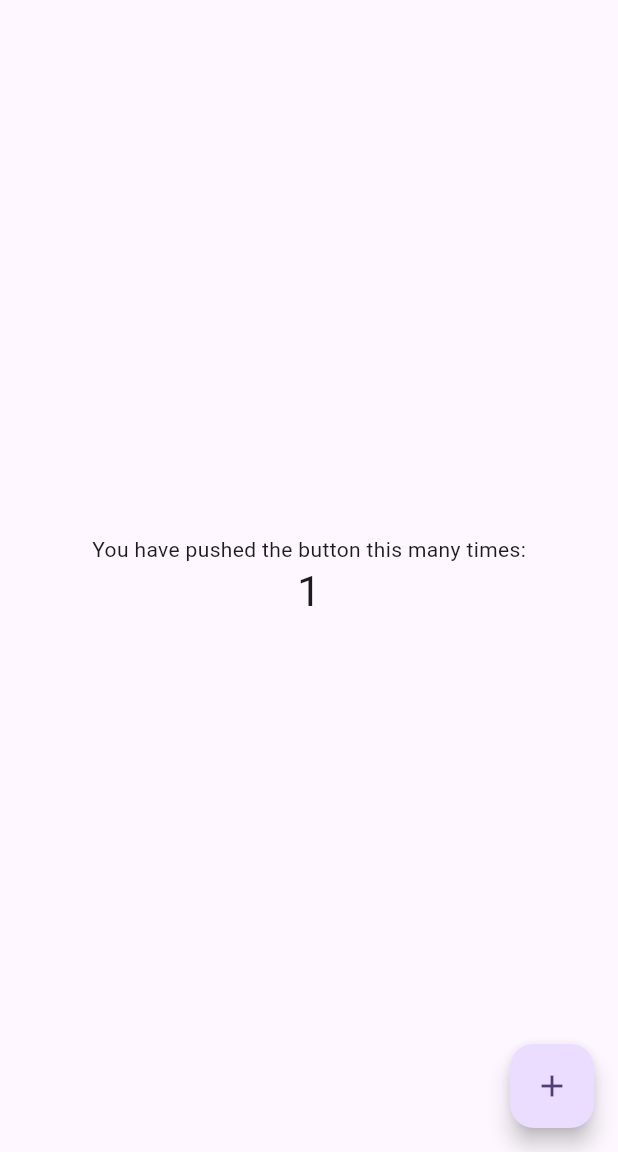
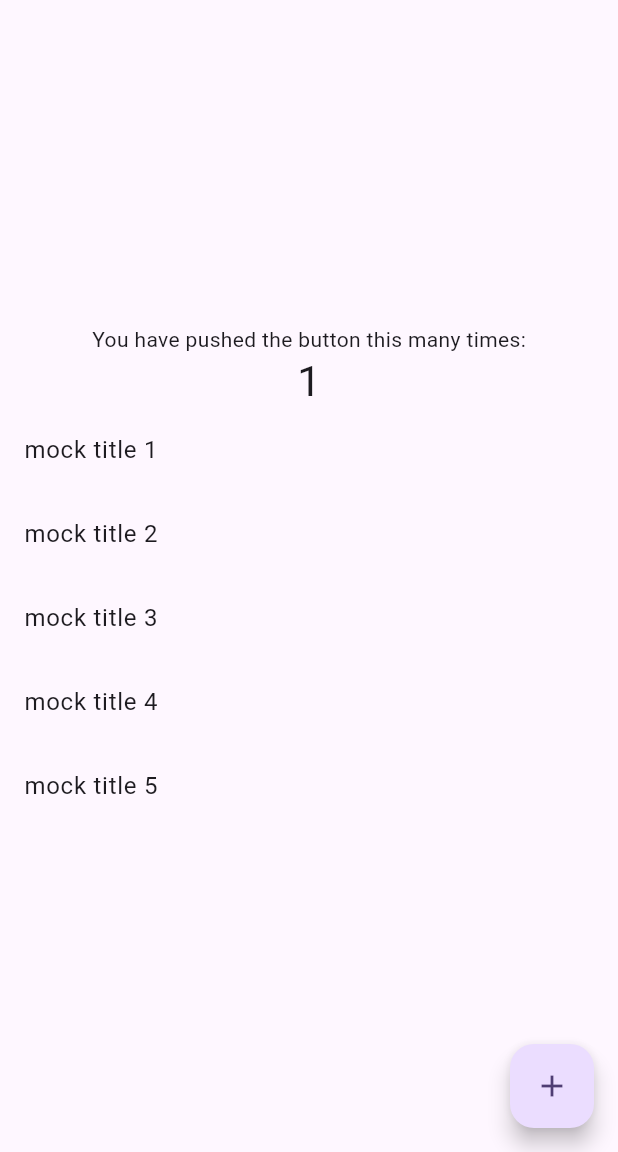
Before and after one commit to hyounsik/hyounsik_exampls, a Flutter app: the screen it shows after launch, after a tap on the "add" icon, on a phone screen of 412 x 824 dp, the part 84-1236 px from its top. Run offline on Flutter 3.47's test engine with Material 3 defaults, Android fonts, the phone set to English and light mode, and no system bars; our stand-ins replace get_it, rxdart.

Commit message:
[Flutter]Service Layer 구성 with get_it

```diff
--- a/exampls/service_layer/lib/darr.dart
+++ /dev/null
@@ -1,95 +0,0 @@
-import 'package:flutter/material.dart';
-import 'package:provider/provider.dart';
-import 'package:rxdart/rxdart.dart';
-
-void main() {
-  runApp(const MyApp());
-}
-
-class MyApp extends StatelessWidget {
-  const MyApp({super.key});
-  @override
-  Widget build(BuildContext context) {
-    return MaterialApp(
-      title: 'Flutter Demo',
-      theme: ThemeData(
-        colorScheme: ColorScheme.fromSeed(seedColor: Colors.deepPurple),
-        useMaterial3: true,
-      ),
-      home: Provider<MyHomePageBloc>(
-          create: (context) => MyHomePageBloc(),
-          dispose: (context, value) => value.dispose(),
-          child: const MyHomePage(title: 'Flutter Demo Home Page')),
-    );
-  }
-}
-
-class MyHomePage extends StatefulWidget {
-  const MyHomePage({super.key, required this.title});
-  final String title;
-  @override
-  State<MyHomePage> createState() => _MyHomePageState();
-}
-
-class _MyHomePageState extends State<MyHomePage> {
-  late final MyHomePageBloc bloc;
-  @override
-  void initState() {
-    bloc = context.read<MyHomePageBloc>();
-    super.initState();
-  }
-
-  @override
-  Widget build(BuildContext context) {
-    return Scaffold(
-      appBar: AppBar(
-        backgroundColor: Theme.of(context).colorScheme.inversePrimary,
-        title: Text(widget.title),
-      ),
-      body: const BodyWidget(),
-      floatingActionButton: FloatingActionButton(
-        onPressed: bloc.incrementCounter,
-        tooltip: 'Increment',
-        child: const Icon(Icons.add),
-      ),
-    );
-  }
-}
-
-class BodyWidget extends StatelessWidget {
-  const BodyWidget({super.key});
-  @override
-  Widget build(BuildContext context) {
-    final bloc = context.read<MyHomePageBloc>();
-    return Center(
-      child: Column(
-        mainAxisAlignment: MainAxisAlignment.center,
-        children: <Widget>[
-          const Text(
-            'You have pushed the button this many times:',
-          ),
-          StreamBuilder<int>(
-              stream: bloc.counterStream,
-              builder: (context, snapshot) {
-                return Text(
-                  '${snapshot.data ?? 0}',
-                  style: Theme.of(context).textTheme.headlineMedium,
-                );
-              }),
-        ],
-      ),
-    );
-  }
-}
-
-class MyHomePageBloc {
-  final BehaviorSubject<int> _counter = BehaviorSubject<int>.seeded(0);
-  Stream<int> get counterStream => _counter.stream;
-  void incrementCounter() {
-    _counter.add(_counter.value + 1);
-  }
-
-  dispose() {
-    _counter.close();
-  }
-}
--- /dev/null
+++ b/exampls/service_layer/lib/di.dart
@@ -0,0 +1,19 @@
+import 'package:exapp/services/api_client.dart';
+import 'package:exapp/services/repository.dart';
+import 'package:get_it/get_it.dart';
+
+Future configureDependencies() {
+  final getIt = GetIt.instance;
+
+  getIt.registerSingleton<ApiClient>(
+    ApiClient(),
+    dispose: (param) => param.dispose(),
+  );
+
+  getIt.registerSingleton<Repository>(
+    Repository(apiClient: getIt.get<ApiClient>()),
+    dispose: (param) => param.dispose(),
+  );
+
+  return getIt.allReady();
+}
--- a/exampls/service_layer/lib/main.dart
+++ b/exampls/service_layer/lib/main.dart
@@ -1,9 +1,23 @@
+import 'dart:async';
+import 'dart:developer';
+
+import 'package:exapp/di.dart';
+import 'package:exapp/my_home_page.dart';
+import 'package:exapp/my_home_page_bloc.dart';
+import 'package:exapp/services/api_client.dart';
+import 'package:exapp/services/repository.dart';
 import 'package:flutter/material.dart';
+import 'package:get_it/get_it.dart';
 import 'package:provider/provider.dart';
-import 'package:rxdart/rxdart.dart';
 
 void main() {
+  runZonedGuarded(
+    () async {
+      await configureDependencies();
       runApp(const MyApp());
+    },
+    (error, stack) {},
+  );
 }
 
 class MyApp extends StatelessWidget {
@@ -11,91 +25,27 @@ class MyApp extends StatelessWidget {
 
   @override
   Widget build(BuildContext context) {
-    return MaterialApp(
+    // MaterialApp을 MultiProvider로 감싸고 서비스를 주입합니다.
+    return MultiProvider(
+      providers: [
+        Provider.value(value: GetIt.I.get<ApiClient>()),
+        Provider.value(value: GetIt.I.get<Repository>())
+      ],
+      child: MaterialApp(
         title: 'Flutter Demo',
         theme: ThemeData(
           colorScheme: ColorScheme.fromSeed(seedColor: Colors.deepPurple),
           useMaterial3: true,
         ),
         home: Provider<MyHomePageBloc>(
-          create: (context) => MyHomePageBloc(),
+            create: (context) {
+              // 이제 앱 어디서든 BuildContext로 부터 Repository를 얻을 수 있습니다.
+              final repo = context.read<Repository>();
+              return MyHomePageBloc(repository: repo);
+            },
             dispose: (context, value) => value.dispose(),
             child: const MyHomePage(title: 'Flutter Demo Home Page')),
-    );
-  }
-}
-
-class MyHomePage extends StatefulWidget {
-  const MyHomePage({super.key, required this.title});
-
-  final String title;
-
-  @override
-  State<MyHomePage> createState() => _MyHomePageState();
-}
-
-class _MyHomePageState extends State<MyHomePage> {
-  late final MyHomePageBloc bloc;
-
-  @override
-  void initState() {
-    bloc = context.read<MyHomePageBloc>();
-    super.initState();
-  }
-
-  @override
-  Widget build(BuildContext context) {
-    return Scaffold(
-      appBar: AppBar(
-        backgroundColor: Theme.of(context).colorScheme.inversePrimary,
-        title: Text(widget.title),
-      ),
-      body: const BodyWidget(),
-      floatingActionButton: FloatingActionButton(
-        onPressed: bloc.incrementCounter,
-        tooltip: 'Increment',
-        child: const Icon(Icons.add),
       ),
     );
   }
 }
-
-class BodyWidget extends StatelessWidget {
-  const BodyWidget({super.key});
-
-  @override
-  Widget build(BuildContext context) {
-    final bloc = context.read<MyHomePageBloc>();
-    return Center(
-      child: Column(
-        mainAxisAlignment: MainAxisAlignment.center,
-        children: <Widget>[
-          const Text(
-            'You have pushed the button this many times:',
-          ),
-          StreamBuilder<int>(
-              stream: bloc.counterStream,
-              builder: (context, snapshot) {
-                return Text(
-                  '${snapshot.data ?? 0}',
-                  style: Theme.of(context).textTheme.headlineMedium,
-                );
-              }),
-        ],
-      ),
-    );
-  }
-}
-
-class MyHomePageBloc {
-  final BehaviorSubject<int> _counter = BehaviorSubject<int>.seeded(0);
-  Stream<int> get counterStream => _counter.stream;
-
-  void incrementCounter() {
-    _counter.add(_counter.value + 1);
-  }
-
-  dispose() {
-    _counter.close();
-  }
-}
--- a/exampls/rxdart_provider/lib/darr.dart
+++ b/exampls/service_layer/lib/my_home_page.dart
@@ -1,41 +1,24 @@
+import 'package:exapp/my_home_page_bloc.dart';
+import 'package:exapp/services/repository.dart';
 import 'package:flutter/material.dart';
 import 'package:provider/provider.dart';
-import 'package:rxdart/rxdart.dart';
-
-void main() {
-  runApp(const MyApp());
-}
-
-class MyApp extends StatelessWidget {
-  const MyApp({super.key});
-  @override
-  Widget build(BuildContext context) {
-    return MaterialApp(
-      title: 'Flutter Demo',
-      theme: ThemeData(
-        colorScheme: ColorScheme.fromSeed(seedColor: Colors.deepPurple),
-        useMaterial3: true,
-      ),
-      home: Provider<MyHomePageBloc>(
-          create: (context) => MyHomePageBloc(),
-          dispose: (context, value) => value.dispose(),
-          child: const MyHomePage(title: 'Flutter Demo Home Page')),
-    );
-  }
-}
 
 class MyHomePage extends StatefulWidget {
   const MyHomePage({super.key, required this.title});
+
   final String title;
+
   @override
   State<MyHomePage> createState() => _MyHomePageState();
 }
 
 class _MyHomePageState extends State<MyHomePage> {
   late final MyHomePageBloc bloc;
+
   @override
   void initState() {
     bloc = context.read<MyHomePageBloc>();
+    bloc.loadDatas();
     super.initState();
   }
 
@@ -58,6 +41,7 @@ class _MyHomePageState extends State<MyHomePage> {
 
 class BodyWidget extends StatelessWidget {
   const BodyWidget({super.key});
+
   @override
   Widget build(BuildContext context) {
     final bloc = context.read<MyHomePageBloc>();
@@ -71,9 +55,24 @@ class BodyWidget extends StatelessWidget {
           StreamBuilder<int>(
               stream: bloc.counterStream,
               builder: (context, snapshot) {
-                return Text(
-                  '${snapshot.data ?? 0}',
-                  style: Theme.of(context).textTheme.headlineMedium,
+                return Column(
+                  children: [
+                    Text(
+                      '${snapshot.data ?? 0}',
+                      style: Theme.of(context).textTheme.headlineMedium,
+                    ),
+                    StreamBuilder<List<DataModel>>(
+                        stream: bloc.modelsStream,
+                        builder: (context, snapshot) {
+                          final models = snapshot.data ?? [];
+                          return Column(
+                              children: models
+                                  .map((e) => ListTile(
+                                        title: Text(e.title),
+                                      ))
+                                  .toList());
+                        })
+                  ],
                 );
               }),
         ],
@@ -81,15 +80,3 @@ class BodyWidget extends StatelessWidget {
     );
   }
 }
-
-class MyHomePageBloc {
-  final BehaviorSubject<int> _counter = BehaviorSubject<int>.seeded(0);
-  Stream<int> get counterStream => _counter.stream;
-  void incrementCounter() {
-    _counter.add(_counter.value + 1);
-  }
-
-  dispose() {
-    _counter.close();
-  }
-}
--- /dev/null
+++ b/exampls/service_layer/lib/my_home_page_bloc.dart
@@ -0,0 +1,29 @@
+import 'package:exapp/services/repository.dart';
+import 'package:rxdart/rxdart.dart';
+
+class MyHomePageBloc {
+  final Repository repository;
+  final BehaviorSubject<int> _counter = BehaviorSubject<int>.seeded(0);
+  Stream<int> get counterStream => _counter.stream;
+
+  final BehaviorSubject<List<DataModel>> _models =
+      BehaviorSubject<List<DataModel>>.seeded([]);
+
+  Stream<List<DataModel>> get modelsStream => _models.stream;
+
+  MyHomePageBloc({required this.repository});
+
+  void incrementCounter() {
+    _counter.add(_counter.value + 1);
+  }
+
+  loadDatas() async {
+    final models = await repository.getModels();
+    _models.add(models);
+  }
+
+  dispose() {
+    _counter.close();
+    _models.close();
+  }
+}
--- /dev/null
+++ b/exampls/service_layer/lib/services/api_client.dart
@@ -0,0 +1,19 @@
+/// 더미 ApiClient
+class ApiClient {
+  final List<Map<String, String>> _mock = [
+    {"title": "mock title 1", "content": "mock title 5"},
+    {"title": "mock title 2", "content": "mock title 5"},
+    {"title": "mock title 3", "content": "mock title 5"},
+    {"title": "mock title 4", "content": "mock title 5"},
+    {"title": "mock title 5", "content": "mock title 5"}
+  ];
+
+  Future<List<Map<String, String>>> getDatas() {
+    return Future<List<Map<String, String>>>.delayed(
+      const Duration(milliseconds: 500),
+      () => _mock,
+    );
+  }
+
+  dispose() {}
+}
--- /dev/null
+++ b/exampls/service_layer/lib/services/repository.dart
@@ -0,0 +1,28 @@
+import 'package:exapp/services/api_client.dart';
+
+/// 더미 DataModel
+class DataModel {
+  final String title;
+  final String content;
+
+  DataModel({required this.title, required this.content});
+
+  factory DataModel.formData(Map<String, String> data) {
+    return DataModel(
+        title: data['title'] ?? '', content: data['content'] ?? '');
+  }
+}
+
+/// 더미 Repository
+class Repository {
+  final ApiClient apiClient;
+  Repository({required this.apiClient});
+
+  Future<List<DataModel>> getModels() {
+    return apiClient
+        .getDatas()
+        .then((datas) => datas.map((e) => DataModel.formData(e)).toList());
+  }
+
+  dispose() {}
+}
--- /dev/null
+++ b/exampls/service_layer/lib/services/services.dart
@@ -0,0 +1,2 @@
+export 'api_client.dart';
+export 'repository.dart';
--- a/exampls/service_layer/pubspec.yaml
+++ b/exampls/service_layer/pubspec.yaml
@@ -37,6 +37,7 @@ dependencies:
   cupertino_icons: ^1.0.8
   rxdart: ^0.27.7
   provider: ^6.0.5
+  get_it: ^8.0.2
 
 dev_dependencies:
   flutter_test:
```
Also changed, not shown: exampls/service_layer/pubspec.lock. Lines whose indentation alone changed are shown as unchanged.
